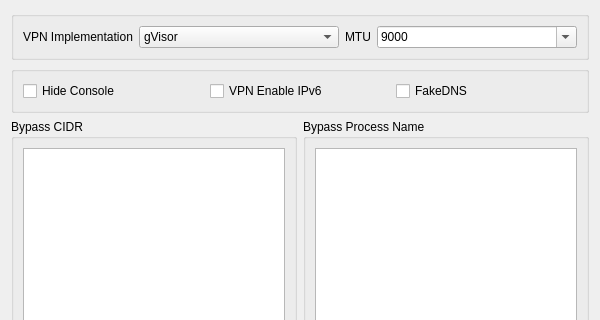
Above: ui/dialog_vpn_settings.ui from MatsuriDayo/nekoray before the change; both pictures show x 0 to 600 and y 0 to 320 of the 600 by 600 pixel window. Below: the same form after it.
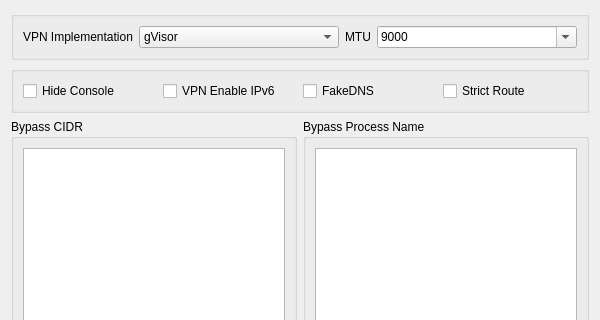
That is the form after the change.

```diff
--- a/ui/dialog_vpn_settings.ui
+++ b/ui/dialog_vpn_settings.ui
@@ -107,6 +107,13 @@
         </property>
        </widget>
       </item>
+      <item>
+       <widget class="QCheckBox" name="strict_route">
+        <property name="text">
+         <string notr="true">Strict Route</string>
+        </property>
+       </widget>
+      </item>
      </layout>
     </widget>
    </item>
```
Left out of the diff: 9 changed lines with no effect on the pictures.
